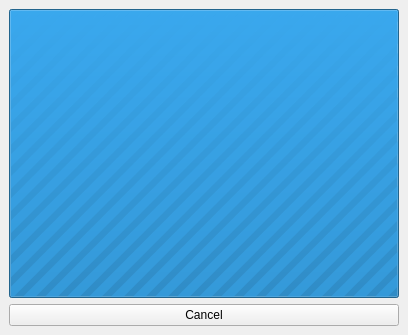
The window that exprview.ui (achjaj/hazy) describes before a commit, drawn with Qt 5.
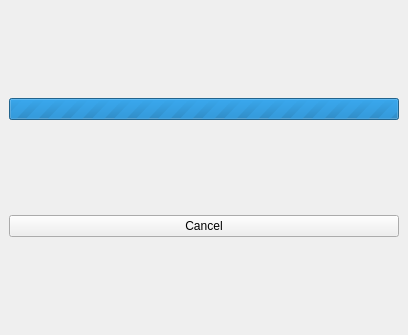
The same window after the commit. The open tabs and pages were chosen to show the change.

What changed in the file:
```diff
--- a/exprview.ui
+++ b/exprview.ui
@@ -45,7 +45,7 @@
     <item>
      <widget class="QProgressBar" name="progressBar">
       <property name="sizePolicy">
-       <sizepolicy hsizetype="Expanding" vsizetype="Expanding">
+       <sizepolicy hsizetype="Expanding" vsizetype="Fixed">
         <horstretch>0</horstretch>
         <verstretch>0</verstretch>
        </sizepolicy>
```
Left out of the diff: 7 changed lines with no effect on the pictures.
